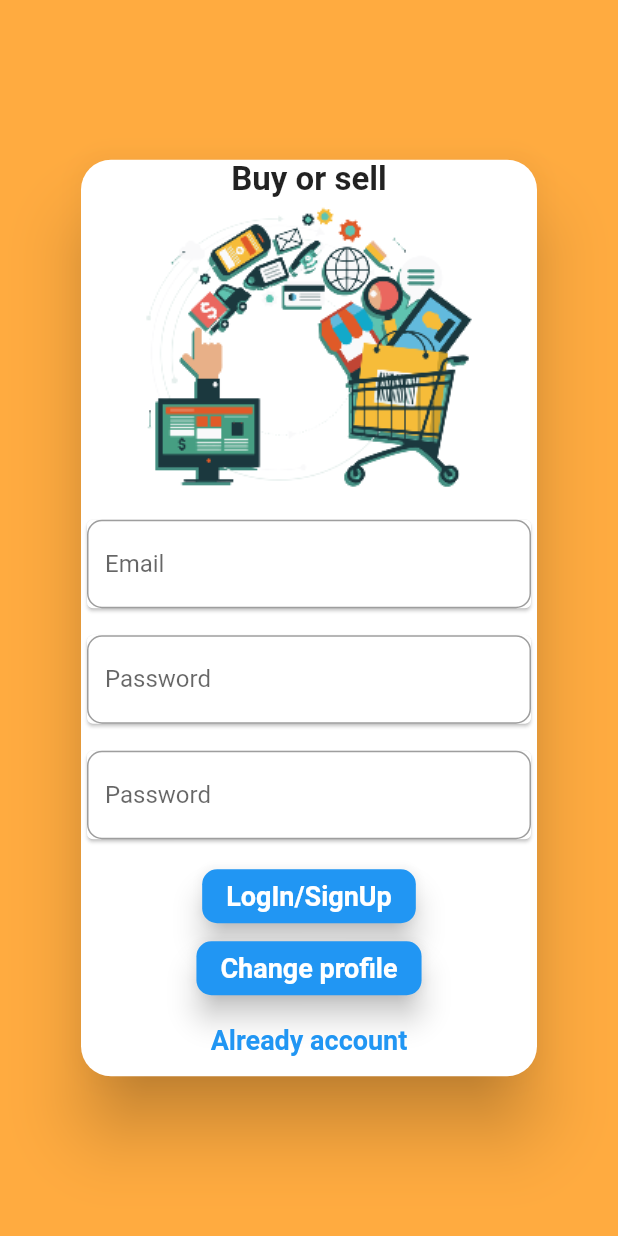
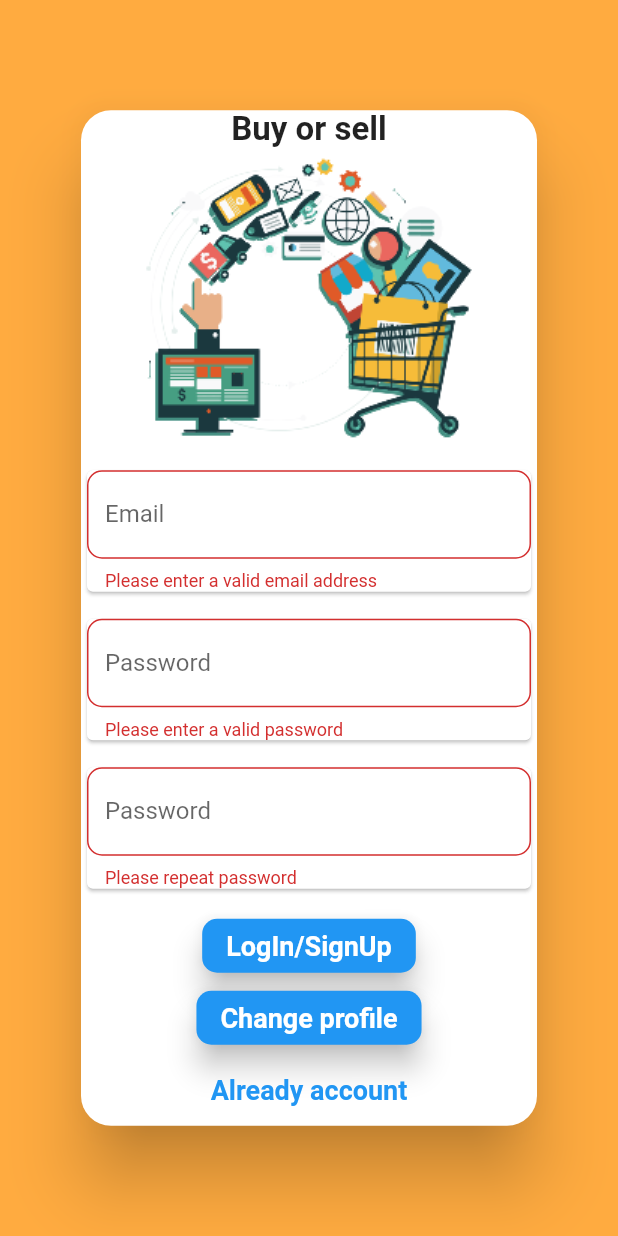
Before and after one commit to florin4l0r1n1/e_comerce_app, a Flutter app: the screen it shows after launch, after a tap on "LogIn/SignUp", on a phone screen of 412 x 824 dp. Run offline on Flutter 3.47's test engine with Material 2 defaults, Android fonts, the phone set to English and light mode, and no system bars; our stand-ins replace bloc, equatable, firebase_auth, firebase_core, flutter_bloc, rxdart; accounts and stored records are empty.

Commit message:
added password signUp validation with mixin,refactored  logInScreen

```diff
--- a/lib/presentation/BloCs/form_bloc/form_bloc_validator.dart
+++ b/lib/presentation/BloCs/form_bloc/form_bloc_validator.dart
@@ -3,26 +3,26 @@ import 'package:rxdart/rxdart.dart';
 
 class FormBloc {
   final _emailValidator = BehaviorSubject<String>();
-  final _password1Validator = BehaviorSubject<String>();
-  final _password2Validator = BehaviorSubject<String>();
+  final _passwordValidator = BehaviorSubject<String>();
+  final _passwordConfirmValidator = BehaviorSubject<String>();
 
   Stream<String> get email => _emailValidator.stream.transform(validateEmail);
   Stream<String> get password1 =>
-      _password1Validator.stream.transform(validatePassword1);
+      _passwordValidator.stream.transform(validatePassword1);
   Stream<String> get password2 =>
-      _password2Validator.stream.transform(validatePassword2);
+      _passwordConfirmValidator.stream.transform(validatePassword2);
 
   Stream<bool> get formValid => Rx.combineLatest3(
       email, password1, password2, (email, password1, password2) => true);
 
   Function(String) get changeEmail => _emailValidator.sink.add;
-  Function(String) get changePassword1 => _password1Validator.sink.add;
-  Function(String) get changePassword2 => _password2Validator.sink.add;
+  Function(String) get changePassword1 => _passwordValidator.sink.add;
+  Function(String) get changePassword2 => _passwordConfirmValidator.sink.add;
 
   dispose() {
     _emailValidator.close();
-    _password1Validator.close();
-    _password2Validator.close();
+    _passwordValidator.close();
+    _passwordConfirmValidator.close();
   }
 
   final validateEmail =
@@ -55,6 +55,6 @@ class FormBloc {
 
   registerUser() {
     print(
-        "user submitted ${_password1Validator.value} and ${_password2Validator.value} and ${_emailValidator.value} ");
+        "user submitted ");
   }
 }
--- a/lib/presentation/screens/log_in_screen.dart
+++ b/lib/presentation/screens/log_in_screen.dart
@@ -1,5 +1,5 @@
-
 import 'package:e_comerce_app/presentation/BloCs/form_bloc/form_bloc_validator.dart';
+import 'package:e_comerce_app/presentation/screens/widgets/form_page.dart';
 import 'package:e_comerce_app/presentation/screens/widgets/text_form_field.dart';
 import 'package:flutter/cupertino.dart';
 import 'package:flutter/material.dart';
@@ -16,18 +16,22 @@ class LogInScreen extends StatelessWidget {
     return Scaffold(body: _buildBody(context, formBloc));
   }
 
-  Widget _sizedBox() {
+  /**  Widget _sizedBox() {
     return const SizedBox(
       height: 10,
     );
   }
+  */
 
   Widget _image() {
     return Image.asset('lib/images/comerce.png');
   }
 
   Widget _buildBody(BuildContext context, FormBloc bloc) {
-   return Container(
+    return FormPage();
+
+    /**
+      Container(
       color: Colors.orangeAccent,
       alignment: Alignment.center,
       child: Padding(
@@ -85,7 +89,7 @@ class LogInScreen extends StatelessWidget {
                     stream: bloc.formValid,
                     builder: (context, snapshot) {
                       return ElevatedButton(
-                          onPressed: (){},
+                        onPressed: () {},
                         style: ElevatedButton.styleFrom(
                           elevation: 8.0,
                           shape: RoundedRectangleBorder(
@@ -125,4 +129,7 @@ class LogInScreen extends StatelessWidget {
       ),
     );
   }
+
+  */
   }
+}
--- /dev/null
+++ b/lib/presentation/screens/widgets/form_page.dart
@@ -0,0 +1,152 @@
+import 'package:e_comerce_app/presentation/screens/widgets/text_form_field.dart';
+import 'package:flutter/material.dart';
+import 'input_validation_mixin.dart';
+
+class FormPage extends StatelessWidget with InputValidationMixin {
+  final _formKey = GlobalKey<FormState>();
+  String p1;
+  String p2;
+
+  FormPage({Key key, this.p1, this.p2}) : super(key: key);
+
+  Widget _sizedBox() {
+    return const SizedBox(
+      height: 10,
+    );
+  }
+
+  Widget _image() {
+    return Image.asset('lib/images/comerce.png');
+  }
+
+  @override
+  Widget build(BuildContext context) {
+    return Container(
+      color: Colors.orangeAccent,
+      alignment: Alignment.center,
+      child: Padding(
+        padding: const EdgeInsets.all(50.0),
+        child: SingleChildScrollView(
+          child: Card(
+            elevation: 20,
+            shape: RoundedRectangleBorder(
+              borderRadius: BorderRadius.circular(20),
+            ),
+            color: Colors.white,
+            child: Form(
+              key: _formKey,
+              child: Column(
+                mainAxisAlignment: MainAxisAlignment.center,
+                children: <Widget>[
+                  const Text(
+                    'Buy or sell',
+                    style: TextStyle(
+                      fontSize: 22,
+                      fontWeight: FontWeight.bold,
+                    ),
+                  ),
+                  _image(),
+                  _sizedBox(),
+                  /*  TextFormField(
+                      validator: (email) {
+                        if (isEmailValid(email)) {
+                          return null;
+                        }
+                        return "Please entre a valid email";
+                      },
+                      style: const TextStyle(color: Colors.black),
+                      decoration: const InputDecoration(
+                        fillColor: Colors.green,
+                        border: OutlineInputBorder(
+                            borderRadius:
+                                BorderRadius.all(Radius.circular(10))),
+                      )),*/
+
+                  CustomTextFormField(
+                    validator: (email) {
+                      if (isEmailValid(email)) {
+                        return null;
+                      } else {
+                        return "Please enter a valid email address";
+                      }
+                    },
+                    labelText: 'Email',
+                    hintText: 'example@example.com',
+                  ),
+                  _sizedBox(),
+                  CustomTextFormField(
+                    validator: (pass1) {
+                      p1 = pass1;
+                      if (isPassword1Valid(pass1)) {
+                        return null;
+                      } else {
+                        return "Please enter a valid password";
+                      }
+                    },
+                    labelText: 'Password',
+                    hintText: 'Please enter min 8 characters',
+                  ),
+                  _sizedBox(),
+                  CustomTextFormField(
+                    validator: (pass2) {
+                      p2 = pass2;
+                      if (isPassword2Valid(pass2)) {
+                        return null;
+                      }
+                      if (isPassword1Valid(p1) != (isPassword2Valid(pass2))) {
+                        return "Passwords doesen t match";
+                      } else {
+                        return "Please repeat password";
+                      }
+                    },
+                    labelText: 'Password',
+                    hintText: 'Password must match',
+                  ),
+                  _sizedBox(),
+                  ElevatedButton(
+                    onPressed: () {
+                      if (_formKey.currentState.validate()) {
+                        _formKey.currentState.save();
+                      }
+                    },
+                    style: ElevatedButton.styleFrom(
+                      elevation: 8.0,
+                      shape: RoundedRectangleBorder(
+                        borderRadius: BorderRadius.circular(10),
+                      ),
+                      textStyle: const TextStyle(
+                          fontSize: 18, fontWeight: FontWeight.bold),
+                    ),
+                    child: const Text(
+                      'LogIn/SignUp',
+                    ),
+                  ),
+                  ElevatedButton(
+                    onPressed: () {},
+                    style: ElevatedButton.styleFrom(
+                      elevation: 8.0,
+                      shape: RoundedRectangleBorder(
+                        borderRadius: BorderRadius.circular(10),
+                      ),
+                      textStyle: const TextStyle(
+                          fontSize: 18, fontWeight: FontWeight.bold),
+                    ),
+                    child: const Text('Change profile'),
+                  ),
+                  TextButton(
+                    onPressed: () {},
+                    child: const Text(
+                      'Already account',
+                      style:
+                          TextStyle(fontSize: 18, fontWeight: FontWeight.bold),
+                    ),
+                  ),
+                ],
+              ),
+            ),
+          ),
+        ),
+      ),
+    );
+  }
+}
--- /dev/null
+++ b/lib/presentation/screens/widgets/input_validation_mixin.dart
@@ -0,0 +1,12 @@
+mixin InputValidationMixin {
+  bool isPassword1Valid(String password1) => password1.length > 6;
+
+  bool isPassword2Valid(String password2) => password2.length > 6;
+
+  bool isEmailValid(String email) {
+    Pattern pattern =
+        r'^(([^<>()[\]\\.,;:\s@"]+(\.[^<>()[\]\\.,;:\s@"]+)*)|(".+"))@((\[[0-9]{1,3}\.[0-9]{1,3}\.[0-9]{1,3}\.[0-9]{1,3}\])|(([a-zA-Z\-0-9]+.)+[a-zA-Z]{2,}))$';
+    RegExp regex = RegExp(pattern);
+    return regex.hasMatch(email);
+  }
+}
--- a/lib/presentation/screens/widgets/text_form_field.dart
+++ b/lib/presentation/screens/widgets/text_form_field.dart
@@ -2,14 +2,16 @@ import 'package:flutter/material.dart';
 
 @immutable
 class CustomTextFormField extends StatelessWidget {
+  Function validator;
   Function onChanged;
   String errorText;
   String labelText;
   String hintText;
   CustomTextFormField({
     Key key,
-    @required this.errorText,
-    @required this.onChanged,
+    this.validator,
+    this.errorText,
+    this.onChanged,
     @required this.labelText,
     @required this.hintText,
   }) : super(key: key);
@@ -18,6 +20,7 @@ class CustomTextFormField extends StatelessWidget {
     return Card(
       color: Colors.white,
       child: TextFormField(
+            validator: validator,
           onChanged: onChanged,
           style: const TextStyle(color: Colors.black),
           decoration: InputDecoration(
```
Lines whose indentation alone changed are shown as unchanged.
